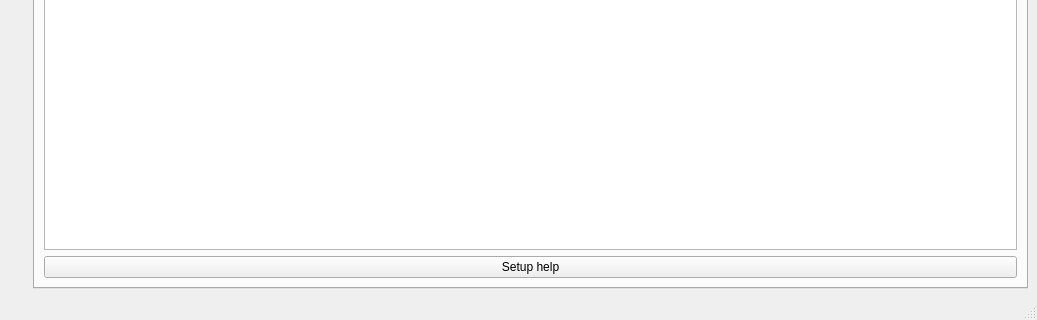
Qt form src/mainwindow.ui (FastTrackOrg/FastTrack) before a commit; both pictures show x 0 to 1037 and y 491 to 811 of the 1037 by 811 pixel window.
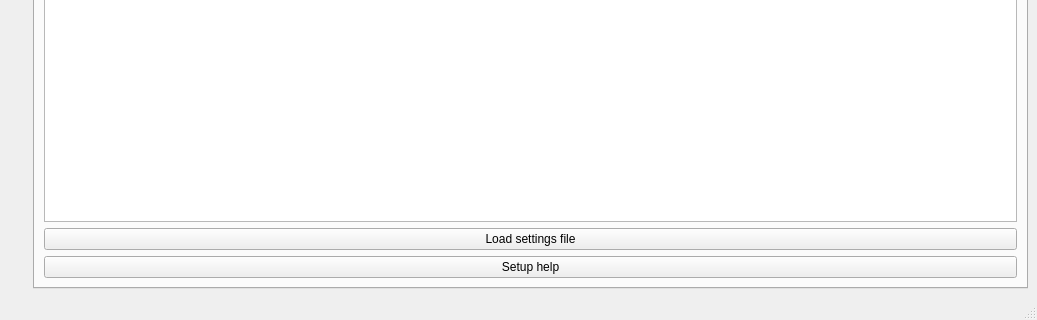
The same form after that commit. The open tabs and pages were chosen to show the change.

Commit message: [feat] batch: add load previous parameter file

Patch:
```diff
--- a/src/mainwindow.ui
+++ b/src/mainwindow.ui
@@ -200,7 +200,7 @@
         <string>Parameters</string>
        </attribute>
        <layout class="QGridLayout" name="gridLayout_3">
-        <item row="1" column="0">
+        <item row="2" column="0">
          <widget class="QPushButton" name="setupWindow">
           <property name="text">
            <string>Setup help</string>
@@ -234,6 +234,13 @@
           </column>
          </widget>
         </item>
+        <item row="1" column="0">
+         <widget class="QPushButton" name="loadSettings">
+          <property name="text">
+           <string>Load settings file</string>
+          </property>
+         </widget>
+        </item>
        </layout>
       </widget>
       <widget class="QWidget" name="replay">
```
The commit also changes 3 other files.
